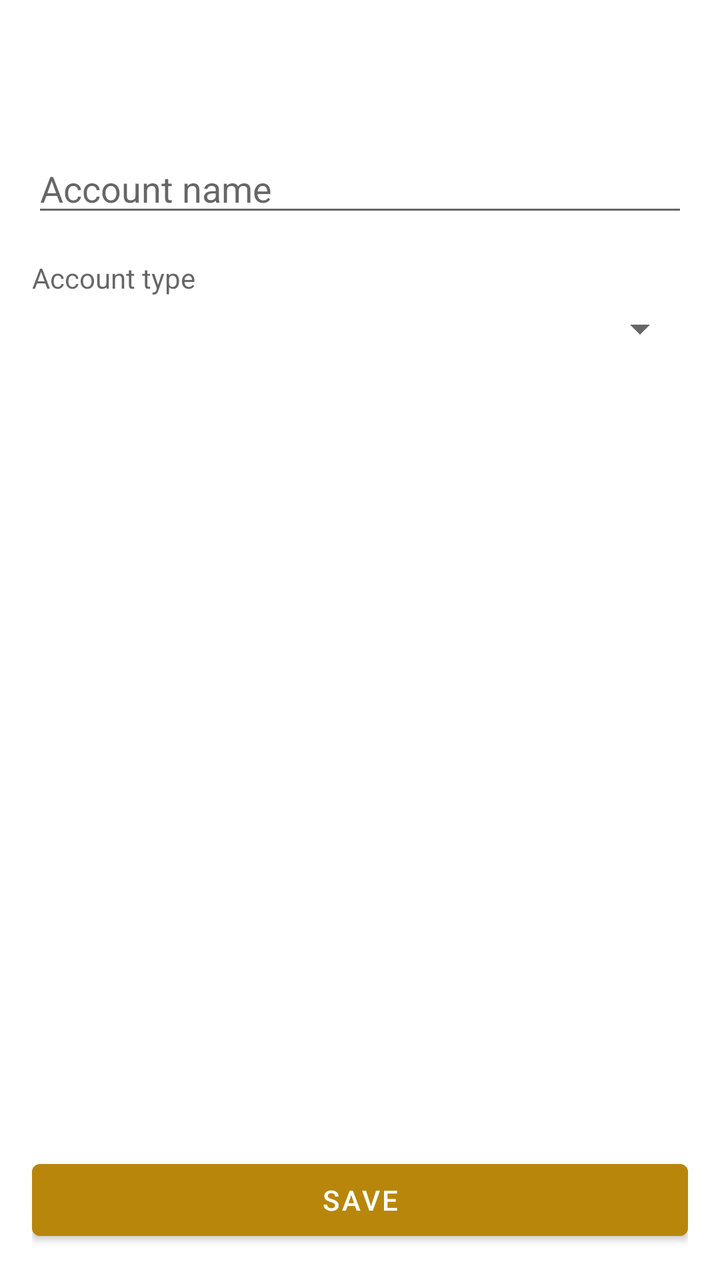
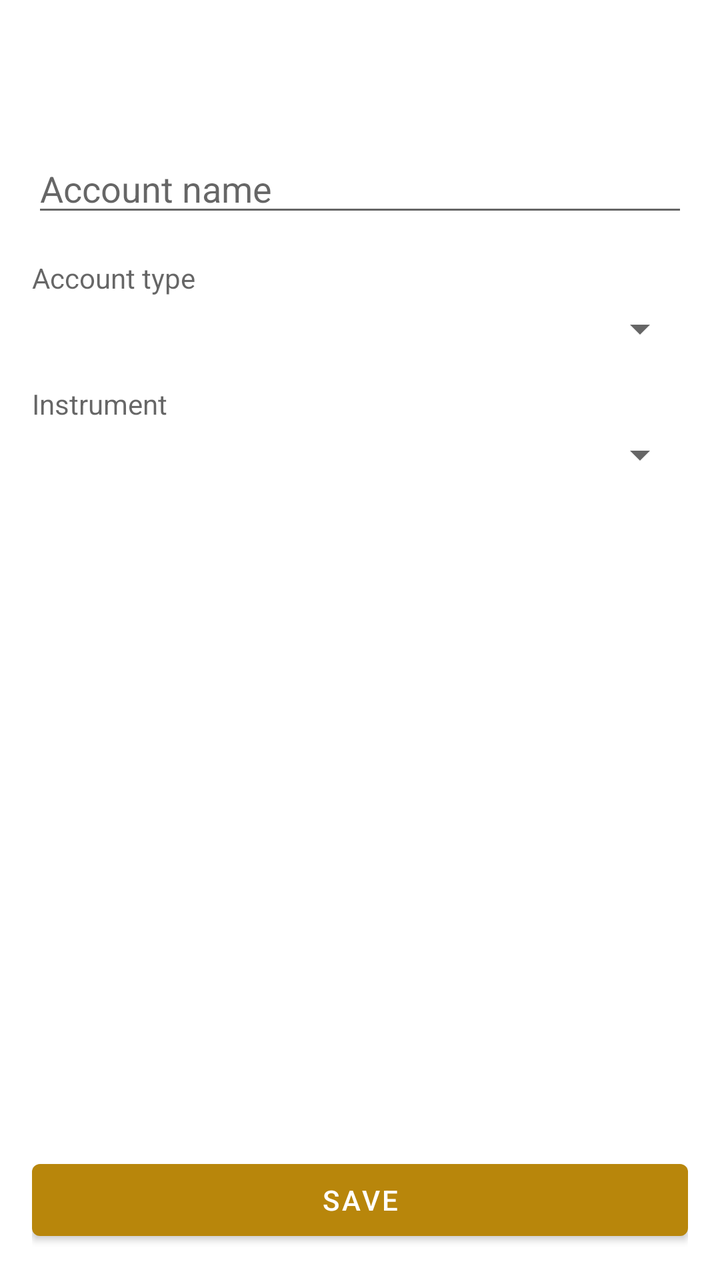

Compare the two renders of this Android layout. The source of the first and the diff that turns it into the second are given below.
<!-- AndroidManifest.xml: application theme Theme.Accounting -->
<!-- res/layout/activity_edit_account.xml -->
<?xml version="1.0" encoding="utf-8"?>
<LinearLayout xmlns:android="http://schemas.android.com/apk/res/android"
    android:layout_width="match_parent"
    android:layout_height="match_parent"
    android:orientation="vertical">

    <androidx.appcompat.widget.Toolbar
        android:id="@+id/toolbar"
        android:layout_width="match_parent"
        android:layout_height="wrap_content"
        android:minHeight="?attr/actionBarSize" />

    <RelativeLayout
        android:layout_width="match_parent"
        android:layout_height="0dp"
        android:layout_weight="1"
        android:padding="16dp">

        <EditText
            android:id="@+id/input_account_name"
            android:layout_width="match_parent"
            android:layout_height="wrap_content"
            android:hint="@string/hint_account_name"
            android:inputType="textCapWords"
            android:maxLines="1" />

        <TextView
            android:id="@+id/label_account_type"
            android:layout_width="match_parent"
            android:layout_height="wrap_content"
            android:layout_below="@id/input_account_name"
            android:layout_marginTop="16dp"
            android:text="@string/label_account_type"
            android:textSize="14sp"
            android:textColor="?android:attr/textColorSecondary" />

        <Spinner
            android:id="@+id/spinner_account_type"
            android:layout_width="match_parent"
            android:layout_height="wrap_content"
            android:layout_below="@id/label_account_type"
            android:layout_marginTop="4dp" />

        <Button
            android:id="@+id/button_save"
            android:layout_width="match_parent"
            android:layout_height="wrap_content"
            android:layout_alignParentBottom="true"
            android:text="@string/action_save" />

    </RelativeLayout>

</LinearLayout>
<!-- resources referenced by this layout -->
<resources>
  <string name="action_save">Save</string>
  <string name="hint_account_name">Account name</string>
  <string name="label_account_type">Account type</string>
  <style name="Theme.Accounting" parent="Theme.MaterialComponents.DayNight.NoActionBar">
          <item name="colorPrimary">@color/gold_500</item>
          <item name="colorPrimaryVariant">@color/gold_700</item>
          <item name="colorOnPrimary">@color/white</item>
          <item name="colorSecondary">@color/brown_500</item>
          <item name="colorSecondaryVariant">@color/brown_700</item>
          <item name="colorOnSecondary">@color/white</item>
          <item name="android:statusBarColor" tools:targetApi="21">?attr/colorPrimaryVariant</item>
      </style>
  <color name="gold_500">#B8860B</color>
  <color name="gold_700">#7A5C00</color>
  <color name="white">#FFFFFFFF</color>
  <color name="brown_500">#5D4037</color>
  <color name="brown_700">#4E342E</color>
</resources>

<!-- the commit's change to res/layout/activity_edit_account.xml (unified diff, before → after) -->
@@ -41,6 +41,23 @@
             android:layout_below="@id/label_account_type"
             android:layout_marginTop="4dp" />
 
+        <TextView
+            android:id="@+id/label_instrument"
+            android:layout_width="match_parent"
+            android:layout_height="wrap_content"
+            android:layout_below="@id/spinner_account_type"
+            android:layout_marginTop="16dp"
+            android:text="@string/label_instrument"
+            android:textSize="14sp"
+            android:textColor="?android:attr/textColorSecondary" />
+
+        <Spinner
+            android:id="@+id/spinner_instrument"
+            android:layout_width="match_parent"
+            android:layout_height="wrap_content"
+            android:layout_below="@id/label_instrument"
+            android:layout_marginTop="4dp" />
+
         <Button
             android:id="@+id/button_save"
             android:layout_width="match_parent"
<!-- resource entries referenced after the edit -->
@@ -3,6 +3,7 @@
   <string name="action_save">Save</string>
   <string name="hint_account_name">Account name</string>
   <string name="label_account_type">Account type</string>
+  <string name="label_instrument">Instrument</string>
   <style name="Theme.Accounting" parent="Theme.MaterialComponents.DayNight.NoActionBar">
           <item name="colorPrimary">@color/gold_500</item>
           <item name="colorPrimaryVariant">@color/gold_700</item>
